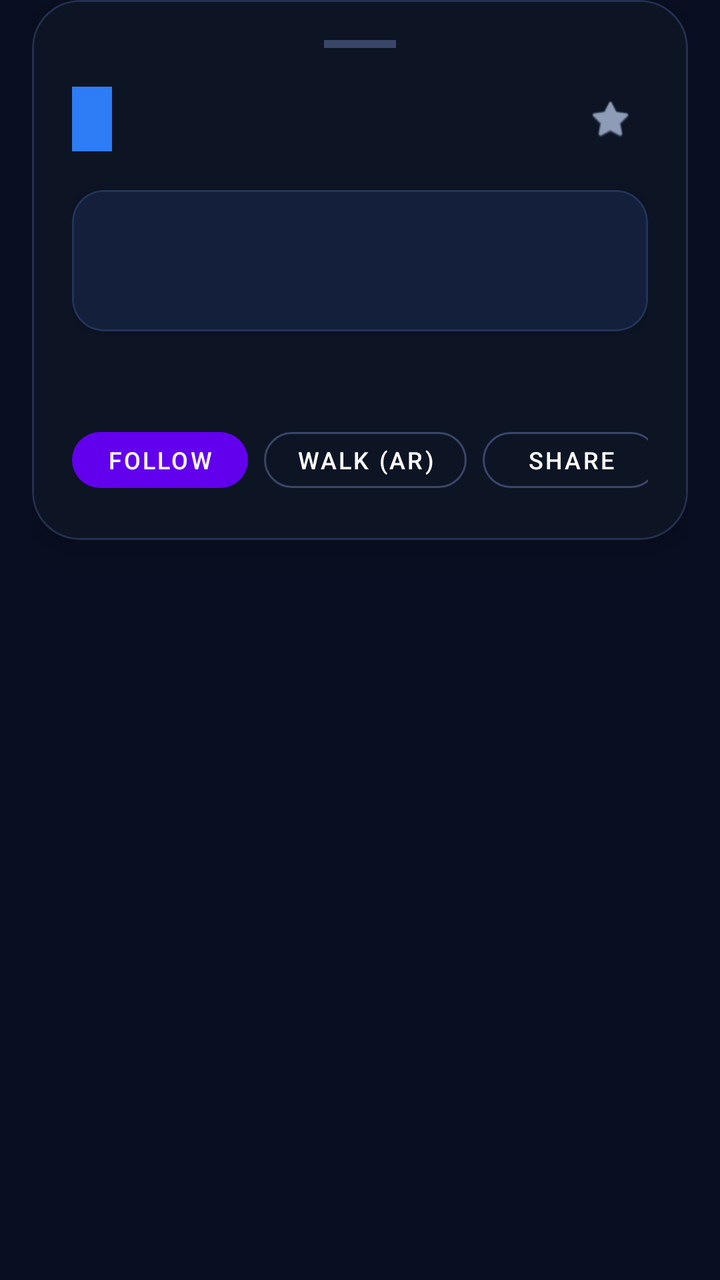
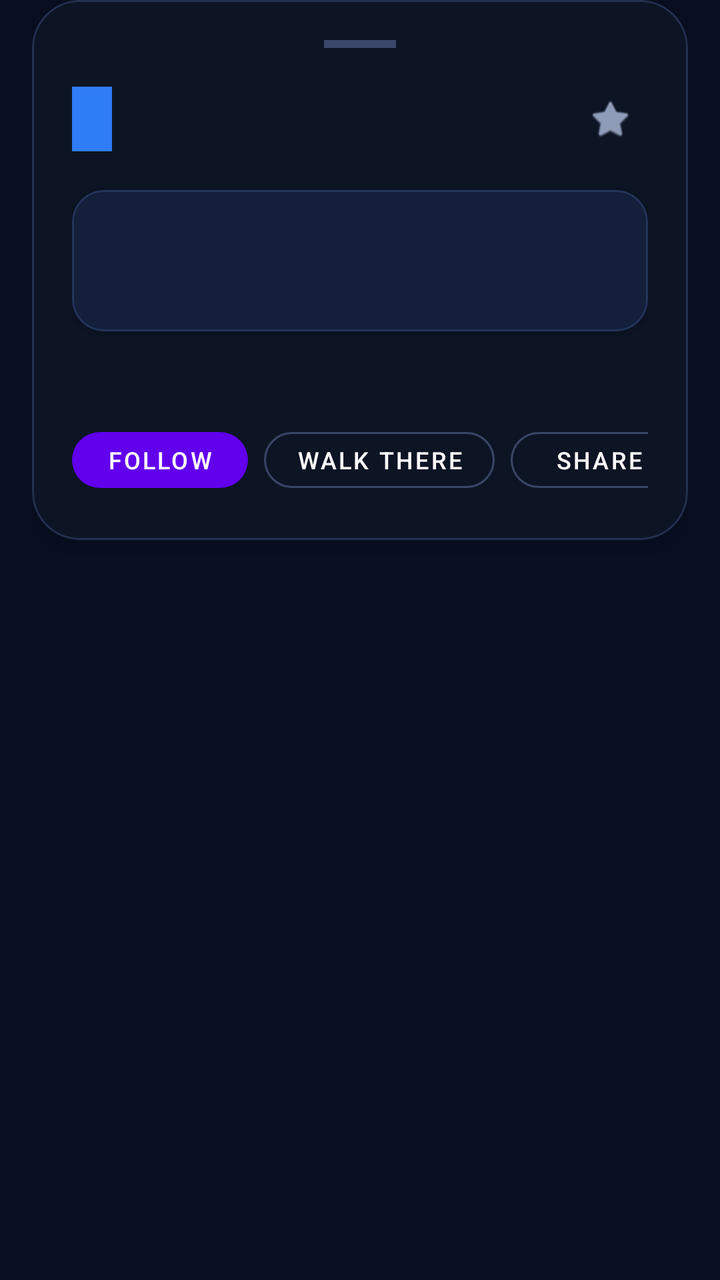

An Android layout rendered at two revisions. The XML below is the earlier revision; the diff shows what the commit changed to produce the second picture.
<!-- AndroidManifest.xml: application theme Theme.BusTimesLive -->
<!-- res/layout/sheet_bus_details.xml -->
<?xml version="1.0" encoding="utf-8"?>
<LinearLayout xmlns:android="http://schemas.android.com/apk/res/android"
    xmlns:app="http://schemas.android.com/apk/res-auto"
    android:layout_width="match_parent"
    android:layout_height="wrap_content"
    android:background="@android:color/transparent"
    android:orientation="vertical"
    android:paddingStart="16dp"
    android:paddingEnd="16dp"
    android:paddingBottom="24dp">

    <com.google.android.material.card.MaterialCardView
        android:layout_width="match_parent"
        android:layout_height="wrap_content"
        app:cardBackgroundColor="#0D1424"
        app:cardCornerRadius="24dp"
        app:cardElevation="10dp"
        app:strokeColor="#24304F"
        app:strokeWidth="1dp">

        <LinearLayout
            android:layout_width="match_parent"
            android:layout_height="wrap_content"
            android:orientation="vertical"
            android:padding="20dp">

            
            <View
                android:layout_width="36dp"
                android:layout_height="4dp"
                android:layout_gravity="center_horizontal"
                android:layout_marginBottom="16dp"
                android:background="#3A4668" />

            
            <LinearLayout
                android:layout_width="match_parent"
                android:layout_height="wrap_content"
                android:gravity="center_vertical"
                android:orientation="horizontal">

                <TextView
                    android:id="@+id/text_route_badge"
                    android:layout_width="wrap_content"
                    android:layout_height="wrap_content"
                    android:background="#2E7CF6"
                    android:paddingStart="10dp"
                    android:paddingTop="4dp"
                    android:paddingEnd="10dp"
                    android:paddingBottom="4dp"
                    android:textColor="#FFFFFF"
                    android:textSize="18sp"
                    android:textStyle="bold" />

                <LinearLayout
                    android:layout_width="0dp"
                    android:layout_height="wrap_content"
                    android:layout_marginStart="12dp"
                    android:layout_weight="1"
                    android:orientation="vertical">

                    <TextView
                        android:id="@+id/text_destination"
                        android:layout_width="wrap_content"
                        android:layout_height="wrap_content"
                        android:ellipsize="end"
                        android:maxLines="1"
                        android:textColor="#FFFFFF"
                        android:textSize="17sp"
                        android:textStyle="bold" />

                    <TextView
                        android:id="@+id/text_operator"
                        android:layout_width="wrap_content"
                        android:layout_height="wrap_content"
                        android:ellipsize="end"
                        android:maxLines="1"
                        android:textColor="#8E9CB8"
                        android:textSize="12sp" />
                </LinearLayout>

                <ImageView
                    android:id="@+id/btn_favorite"
                    android:layout_width="38dp"
                    android:layout_height="38dp"
                    android:background="?attr/selectableItemBackgroundBorderless"
                    android:padding="8dp"
                    android:src="@android:drawable/btn_star"
                    app:tint="#8E9CB8" />
            </LinearLayout>

            
            <com.google.android.material.card.MaterialCardView
                android:layout_width="match_parent"
                android:layout_height="wrap_content"
                android:layout_marginTop="16dp"
                app:cardBackgroundColor="#131F3B"
                app:cardCornerRadius="16dp"
                app:strokeColor="#23345A"
                app:strokeWidth="1dp">

                <LinearLayout
                    android:layout_width="match_parent"
                    android:layout_height="wrap_content"
                    android:gravity="center_vertical"
                    android:orientation="horizontal"
                    android:padding="14dp">

                    <LinearLayout
                        android:layout_width="0dp"
                        android:layout_height="wrap_content"
                        android:layout_weight="1"
                        android:orientation="vertical">

                        <TextView
                            android:id="@+id/text_eta_countdown"
                            android:layout_width="wrap_content"
                            android:layout_height="wrap_content"
                            android:textColor="#00E5FF"
                            android:textSize="18sp"
                            android:textStyle="bold" />

                        <TextView
                            android:id="@+id/text_next_stop"
                            android:layout_width="wrap_content"
                            android:layout_height="wrap_content"
                            android:layout_marginTop="2dp"
                            android:textColor="#8E9CB8"
                            android:textSize="12sp" />
                    </LinearLayout>

                    <TextView
                        android:id="@+id/text_occupancy"
                        android:layout_width="wrap_content"
                        android:layout_height="wrap_content"
                        android:paddingStart="10dp"
                        android:paddingTop="5dp"
                        android:paddingEnd="10dp"
                        android:paddingBottom="5dp"
                        android:textColor="#FFFFFF"
                        android:textSize="11sp"
                        android:textStyle="bold" />
                </LinearLayout>
            </com.google.android.material.card.MaterialCardView>

            
            <LinearLayout
                android:layout_width="match_parent"
                android:layout_height="wrap_content"
                android:layout_marginTop="12dp"
                android:orientation="horizontal"
                android:weightSum="3">

                <TextView
                    android:id="@+id/text_speed"
                    android:layout_width="0dp"
                    android:layout_height="wrap_content"
                    android:layout_weight="1"
                    android:gravity="center"
                    android:textColor="#8E9CB8"
                    android:textSize="12sp" />

                <TextView
                    android:id="@+id/text_heading"
                    android:layout_width="0dp"
                    android:layout_height="wrap_content"
                    android:layout_weight="1"
                    android:gravity="center"
                    android:textColor="#8E9CB8"
                    android:textSize="12sp" />

                <TextView
                    android:id="@+id/text_distance"
                    android:layout_width="0dp"
                    android:layout_height="wrap_content"
                    android:layout_weight="1"
                    android:gravity="center"
                    android:textColor="#8E9CB8"
                    android:textSize="12sp" />
            </LinearLayout>

            
            <HorizontalScrollView
                android:layout_width="match_parent"
                android:layout_height="wrap_content"
                android:layout_marginTop="16dp"
                android:scrollbars="none">

                <LinearLayout
                    android:layout_width="wrap_content"
                    android:layout_height="wrap_content"
                    android:orientation="horizontal">

                    <com.google.android.material.button.MaterialButton
                        android:id="@+id/btn_follow"
                        style="@style/Widget.MaterialComponents.Button.UnelevatedButton"
                        android:layout_width="wrap_content"
                        android:layout_height="40dp"
                        android:layout_marginEnd="8dp"
                        android:text="Follow"
                        android:textSize="12sp"
                        app:cornerRadius="20dp" />

                    <com.google.android.material.button.MaterialButton
                        android:id="@+id/btn_walk_ar"
                        style="@style/Widget.MaterialComponents.Button.OutlinedButton"
                        android:layout_width="wrap_content"
                        android:layout_height="40dp"
                        android:layout_marginEnd="8dp"
                        android:text="Walk (AR)"
                        android:textColor="#FFFFFF"
                        android:textSize="12sp"
                        app:cornerRadius="20dp"
                        app:strokeColor="#3A4668" />

                    <com.google.android.material.button.MaterialButton
                        android:id="@+id/btn_share"
                        style="@style/Widget.MaterialComponents.Button.OutlinedButton"
                        android:layout_width="wrap_content"
                        android:layout_height="40dp"
                        android:text="Share"
                        android:textColor="#FFFFFF"
                        android:textSize="12sp"
                        app:cornerRadius="20dp"
                        app:strokeColor="#3A4668" />
                </LinearLayout>
            </HorizontalScrollView>
        </LinearLayout>
    </com.google.android.material.card.MaterialCardView>
</LinearLayout>
<!-- resources referenced by this layout -->
<resources>
  <style name="Theme.BusTimesLive" parent="Theme.MaterialComponents.DayNight.NoActionBar">
          <item name="android:windowBackground">@color/brand_ink</item>
          <item name="android:statusBarColor">@color/brand_ink</item>
          <item name="android:navigationBarColor">@color/brand_ink</item>
          <item name="android:colorPrimary">@color/brand_ink</item>
          <item name="android:colorAccent">@color/brand_blue</item>
      </style>
  <color name="brand_ink">#090F22</color>
  <color name="brand_blue">#2E7CF6</color>
</resources>

<!-- the commit's change to res/layout/sheet_bus_details.xml (unified diff, before → after) -->
@@ -207,7 +207,7 @@
                         android:layout_width="wrap_content"
                         android:layout_height="40dp"
                         android:layout_marginEnd="8dp"
-                        android:text="Walk (AR)"
+                        android:text="Walk there"
                         android:textColor="#FFFFFF"
                         android:textSize="12sp"
                         app:cornerRadius="20dp"
